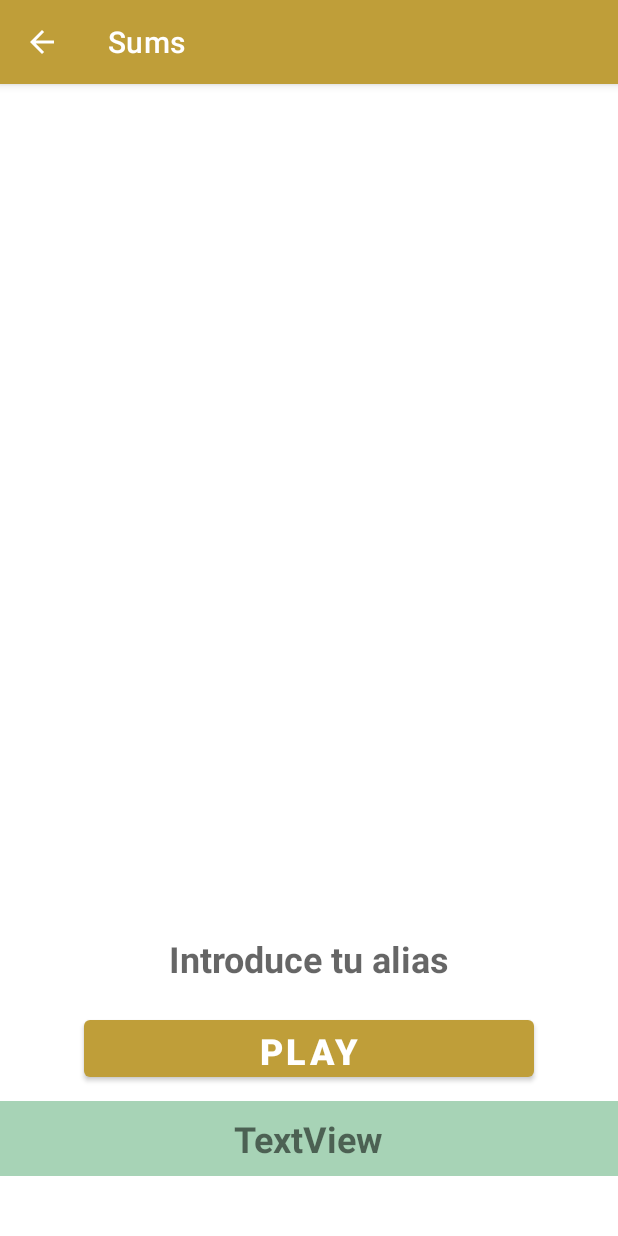
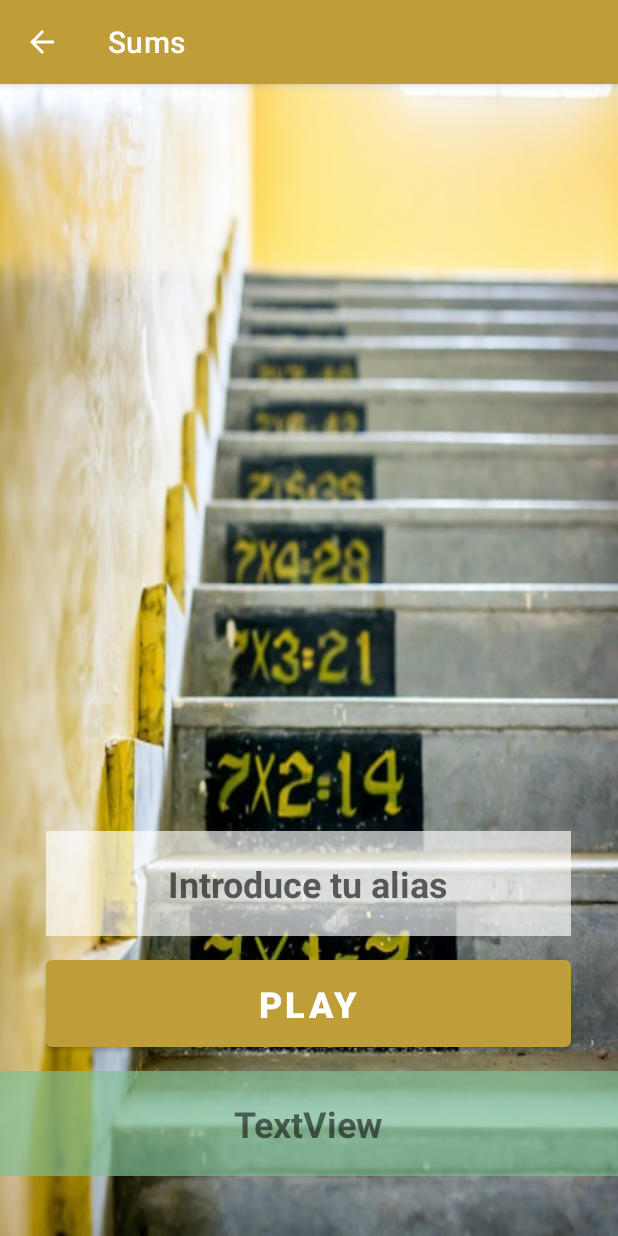
Before and after one commit to SrPampa/JuegoSumasAndroid, an Android app: the screen it shows after launch (MainActivity), on a phone screen of 412 x 824 dp. Run offline under Robolectric (Android 15) with nearby library versions, the phone set to English and light mode, and no system bars.

Commit message:
funcionando el background

```diff
--- a/app/src/main/res/layout/activity_main.xml
+++ b/app/src/main/res/layout/activity_main.xml
@@ -4,17 +4,18 @@
     xmlns:tools="http://schemas.android.com/tools"
     android:layout_width="match_parent"
     android:layout_height="match_parent"
+    android:background="@drawable/escalera"
     tools:context=".MainActivity">
 
 
     <EditText
         android:id="@+id/txt_nombre"
-        android:layout_width="300dp"
-        android:layout_height="50dp"
+        android:layout_width="350dp"
+        android:layout_height="70dp"
         android:layout_alignParentBottom="true"
         android:layout_centerHorizontal="true"
         android:layout_marginStart="50dp"
-        android:layout_marginBottom="160dp"
+        android:layout_marginBottom="200dp"
         android:autofillHints=""
         android:background="#A6FFFFFF"
         android:ems="10"
@@ -32,11 +33,10 @@
         tools:ignore="TextContrastCheck,TextContrastCheck,TextContrastCheck" />
 
 
-
     <TextView
         android:id="@+id/textView"
         android:layout_width="match_parent"
-        android:layout_height="50dp"
+        android:layout_height="70dp"
         android:layout_alignParentStart="true"
         android:layout_alignParentLeft="false"
         android:layout_alignParentEnd="false"
@@ -51,12 +51,12 @@
         android:textStyle="bold" />
 
     <Button
+        android:id="@+id/button_play"
+        android:layout_width="350dp"
+        android:layout_height="70dp"
         android:layout_alignParentBottom="true"
         android:layout_centerHorizontal="true"
-        android:layout_marginBottom="100dp"
-        android:id="@+id/button_play"
-        android:layout_width="300dp"
-        android:layout_height="50dp"
+        android:layout_marginBottom="120dp"
         android:text="Play"
         android:textSize="24sp"
         android:textStyle="bold" />
```
Also changed, not shown: app/src/main/res/drawable/escalera.jpg (added).
